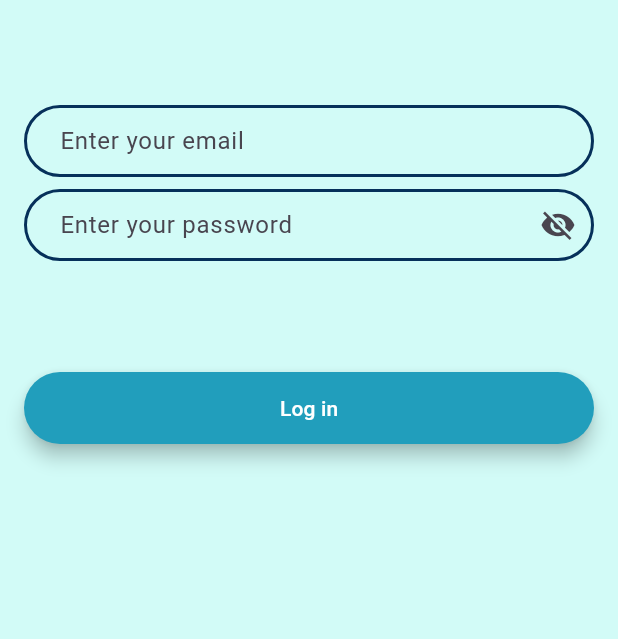
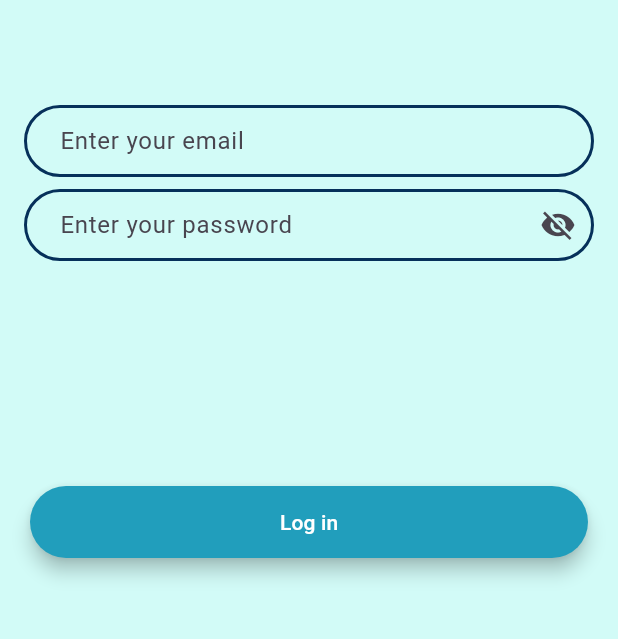
Before and after one commit to bryanmlvn/FerryNav, a Flutter app: the screen it shows after launch, after a tap on "Log In", on a phone screen of 412 x 824 dp, the part 582-1221 px from its top. Run offline on Flutter 3.47's test engine with Material 3 defaults, Android fonts, the light colour scheme and no system bars; our stand-ins replace cloud_firestore, firebase_auth, firebase_core; accounts and stored records are empty; network calls fail.

Commit message:
Button positioning - personally think its better this way. Reason being is lebih deket ke jempol bro hehe. on login, register, and welcome.

```diff
--- a/lib/screens/login_page.dart
+++ b/lib/screens/login_page.dart
@@ -196,11 +196,28 @@ class _LoginPageState extends State<LoginPage>
                 ],
               ),
               const SizedBox(height: 70.0),
-              AnimatedOpacity(
+              // AnimatedOpacity(
+              //   opacity: buttonOpacity,
+              //   duration:
+              //       Duration(milliseconds: 500), // Set duration to 0.5 seconds
+              //   child: Container(
+              //     width: double.infinity,
+              //     child: RoundedButton(
+              //       title: 'Log in',
+              //       colour: Color(0xFF219EBC),
+              //       onPressed: _login,
+              //     ),
+              //   ),
+              // ),
+            ],
+          ),
+        ),
+      ),
+      bottomNavigationBar: AnimatedOpacity(
         opacity: buttonOpacity,
-                duration:
-                    Duration(milliseconds: 500), // Set duration to 0.5 seconds
+        duration: Duration(milliseconds: 500), // Set duration to 0.5 seconds
         child: Container(
+          margin: EdgeInsets.only(bottom: 60, left: 20, right: 20),
           width: double.infinity,
           child: RoundedButton(
             title: 'Log in',
@@ -209,10 +226,6 @@ class _LoginPageState extends State<LoginPage>
           ),
         ),
       ),
-            ],
-          ),
-        ),
-      ),
     );
   }
 }
--- a/lib/screens/register_page.dart
+++ b/lib/screens/register_page.dart
@@ -254,10 +254,28 @@ class _RegisterPageState extends State<RegisterPage>
                   ),
                 ),
                 const SizedBox(height: 10.0),
-                AnimatedOpacity(
+                // AnimatedOpacity(
+                //   opacity: animationComplete ? 1.0 : 0.0,
+                //   duration: Duration(milliseconds: 500),
+                //   child: Container(
+                //     width: double.infinity,
+                //     child: RoundedButton(
+                //       title: 'Register',
+                //       colour: Color(0xFF219EBC),
+                //       onPressed: _register,
+                //     ),
+                //   ),
+                // ),
+              ],
+            ),
+          ),
+        ),
+      ),
+      bottomNavigationBar: AnimatedOpacity(
         opacity: animationComplete ? 1.0 : 0.0,
         duration: Duration(milliseconds: 500),
         child: Container(
+          margin: EdgeInsets.only(bottom: 60, left: 20, right: 20),
           width: double.infinity,
           child: RoundedButton(
             title: 'Register',
@@ -266,11 +284,6 @@ class _RegisterPageState extends State<RegisterPage>
           ),
         ),
       ),
-              ],
-            ),
-          ),
-        ),
-      ),
     );
   }
 }
--- a/lib/screens/welcome_page.dart
+++ b/lib/screens/welcome_page.dart
@@ -39,7 +39,7 @@ class _WelcomeScreenState extends State<WelcomeScreen>
   Widget build(BuildContext context) {
     return Scaffold(
       backgroundColor: Color(0xFFD2FBF7),
-      body: Stack(
+      body: Column(
         children: <Widget>[
           // Main content
           Padding(
@@ -77,7 +77,16 @@ class _WelcomeScreenState extends State<WelcomeScreen>
                     ),
                   ],
                 ),
-                SizedBox(height: 60.0), // Spacing between text and buttons
+              ],
+            ),
+          ),
+        ],
+      ),
+      bottomNavigationBar: Padding(
+        padding: const EdgeInsets.only(bottom: 60.0, left: 20, right: 20),
+        child: Column(
+          mainAxisSize: MainAxisSize.min,
+          children: [
             FadeTransition(
               opacity: opacityAnimation,
               child: RoundedButton(
@@ -101,8 +110,6 @@ class _WelcomeScreenState extends State<WelcomeScreen>
           ],
         ),
       ),
-        ],
-      ),
     );
   }
 }
```
Lines whose indentation alone changed are shown as unchanged.
